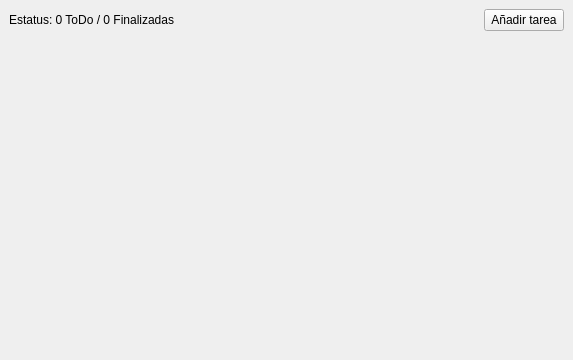
Qt form MainWindow.ui (alvarosamudio/ToDo) before a commit.
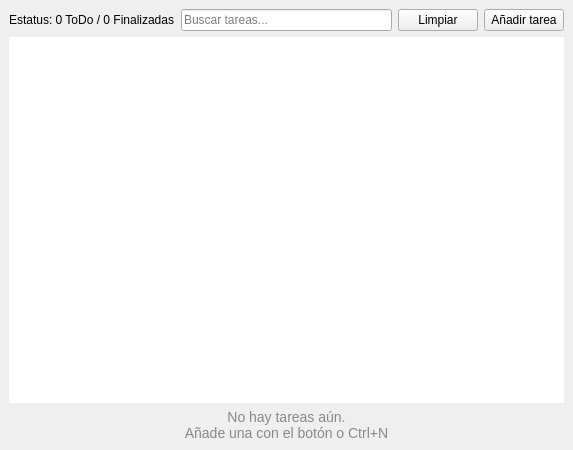
The same form after that commit.

Commit message: feat: implementar búsqueda, edición in-place, drag & drop, limpiar completadas

Diff of the .ui file:
```diff
--- a/MainWindow.ui
+++ b/MainWindow.ui
@@ -7,7 +7,7 @@
     <x>0</x>
     <y>0</y>
     <width>573</width>
-    <height>360</height>
+    <height>450</height>
    </rect>
   </property>
   <property name="windowTitle">
@@ -25,17 +25,21 @@
        </widget>
       </item>
       <item>
-       <spacer name="horizontalSpacer">
-        <property name="orientation">
-         <enum>Qt::Horizontal</enum>
+       <widget class="QLineEdit" name="searchEdit">
+        <property name="placeholderText">
+         <string>Buscar tareas...</string>
         </property>
-        <property name="sizeHint" stdset="0">
-         <size>
-          <width>40</width>
-          <height>20</height>
-         </size>
+        <property name="clearButtonEnabled">
+         <bool>true</bool>
         </property>
-       </spacer>
+       </widget>
+      </item>
+      <item>
+       <widget class="QPushButton" name="clearCompletedButton">
+        <property name="text">
+         <string>Limpiar</string>
+        </property>
+       </widget>
       </item>
       <item>
        <widget class="QPushButton" name="addTaskButton">
@@ -47,51 +51,34 @@
      </layout>
     </item>
     <item>
-     <widget class="QScrollArea" name="scrollArea">
+     <widget class="QListWidget" name="taskList">
+      <property name="dragDropMode">
+       <enum>QAbstractItemView::InternalMove</enum>
+      </property>
+      <property name="defaultDropAction">
+       <enum>Qt::MoveAction</enum>
+      </property>
+      <property name="selectionMode">
+       <enum>QAbstractItemView::NoSelection</enum>
+      </property>
       <property name="frameShape">
        <enum>QFrame::NoFrame</enum>
       </property>
-      <property name="widgetResizable">
-       <bool>true</bool>
-      </property>
-      <widget class="QWidget" name="scrollAreaWidgetContents">
-       <property name="geometry">
-        <rect>
-         <x>0</x>
-         <y>0</y>
-         <width>553</width>
-         <height>249</height>
-        </rect>
-       </property>
-       <layout class="QVBoxLayout" name="tasksLayout">
-        <property name="leftMargin">
-         <number>0</number>
-        </property>
-        <property name="topMargin">
-         <number>0</number>
-        </property>
-        <property name="rightMargin">
-         <number>0</number>
-        </property>
-        <property name="bottomMargin">
-         <number>0</number>
-        </property>
-       </layout>
-      </widget>
      </widget>
     </item>
     <item>
-     <spacer name="verticalSpacer">
-      <property name="orientation">
-       <enum>Qt::Vertical</enum>
+     <widget class="QLabel" name="emptyLabel">
+      <property name="text">
+       <string>No hay tareas aún.
+Añade una con el botón o Ctrl+N</string>
       </property>
-      <property name="sizeHint" stdset="0">
-       <size>
-        <width>20</width>
-        <height>40</height>
-       </size>
+      <property name="alignment">
+       <set>Qt::AlignCenter</set>
       </property>
-     </spacer>
+      <property name="styleSheet">
+       <string notr="true">color: #888; font-size: 14px;</string>
+      </property>
+     </widget>
     </item>
    </layout>
   </widget>
```
The commit also changes 6 other files.
